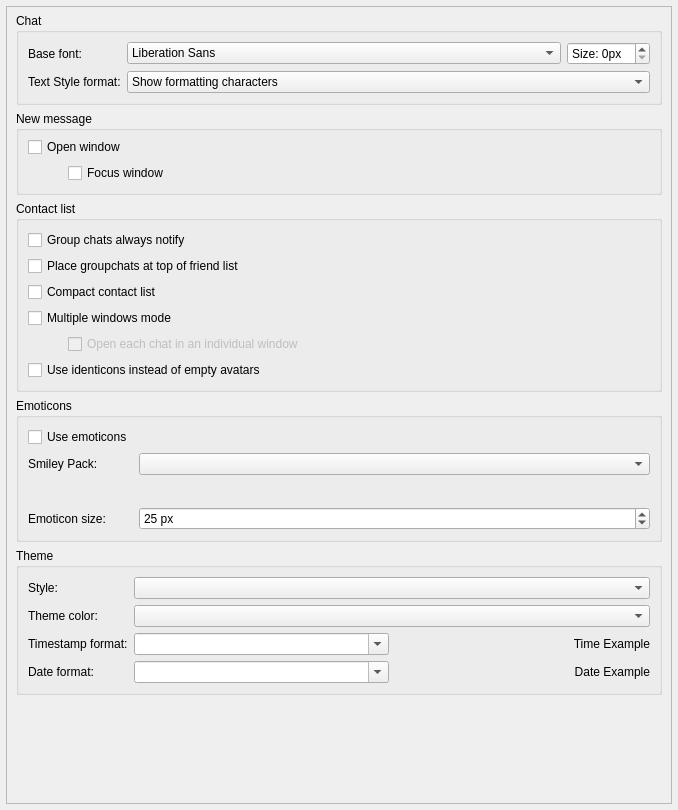
Above: src/widget/form/settings/userinterfacesettings.ui from zoff99/qTox before the change. Below: the same form after it.
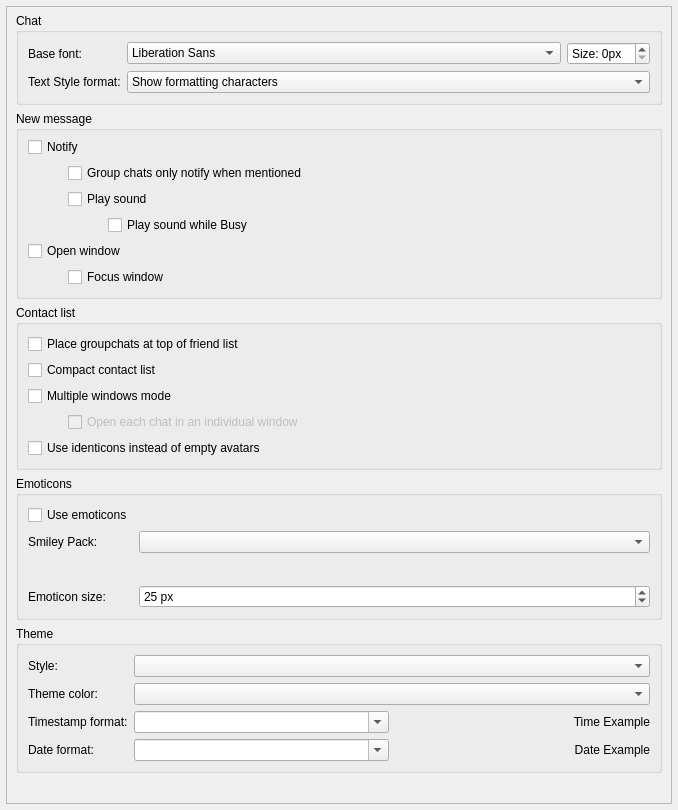
That is the form after the change. Custom widgets are drawn as their Qt base class.

The edit to the form file:
```diff
--- a/src/widget/form/settings/userinterfacesettings.ui
+++ b/src/widget/form/settings/userinterfacesettings.ui
@@ -161,6 +161,54 @@
           <property name="topMargin">
            <number>6</number>
           </property>
+          <item>
+           <widget class="QCheckBox" name="notify">
+            <property name="toolTip">
+             <string comment="tooltip for Notify setting">Show a notification when you receive a new message and the window is not selected.</string>
+            </property>
+            <property name="text">
+             <string>Notify</string>
+            </property>
+           </widget>
+          </item>
+          <item>
+           <layout class="QVBoxLayout" name="verticalLayout_11">
+            <property name="leftMargin">
+             <number>40</number>
+            </property>
+            <item>
+             <widget class="QCheckBox" name="groupOnlyNotfiyWhenMentioned">
+              <property name="toolTip">
+               <string comment="toolTip for Group chats only notify when mentioned">Onlys notify about new messages in groupchats when mentioned.</string>
+              </property>
+              <property name="text">
+               <string>Group chats only notify when mentioned</string>
+              </property>
+             </widget>
+            </item>
+            <item>
+             <widget class="QCheckBox" name="notifySound">
+              <property name="text">
+               <string>Play sound</string>
+              </property>
+             </widget>
+            </item>
+            <item>
+             <layout class="QVBoxLayout" name="verticalLayout">
+              <property name="leftMargin">
+               <number>40</number>
+              </property>
+              <item>
+               <widget class="QCheckBox" name="busySound">
+                <property name="text">
+                 <string>Play sound while Busy</string>
+                </property>
+               </widget>
+              </item>
+             </layout>
+            </item>
+           </layout>
+          </item>
           <item>
            <widget class="QCheckBox" name="showWindow">
             <property name="toolTip">
@@ -197,16 +245,6 @@
           <string>Contact list</string>
          </property>
          <layout class="QVBoxLayout" name="verticalLayout_5">
-          <item>
-           <widget class="QCheckBox" name="groupAlwaysNotify">
-            <property name="toolTip">
-             <string comment="toolTip for Group chat always notify">Always notify about new messages in groupchats.</string>
-            </property>
-            <property name="text">
-             <string>Group chats always notify</string>
-            </property>
-           </widget>
-          </item>
           <item>
            <widget class="QCheckBox" name="cbGroupchatPosition">
             <property name="toolTip">
```
Left out of the diff: 5 changed lines with no effect on the pictures.
